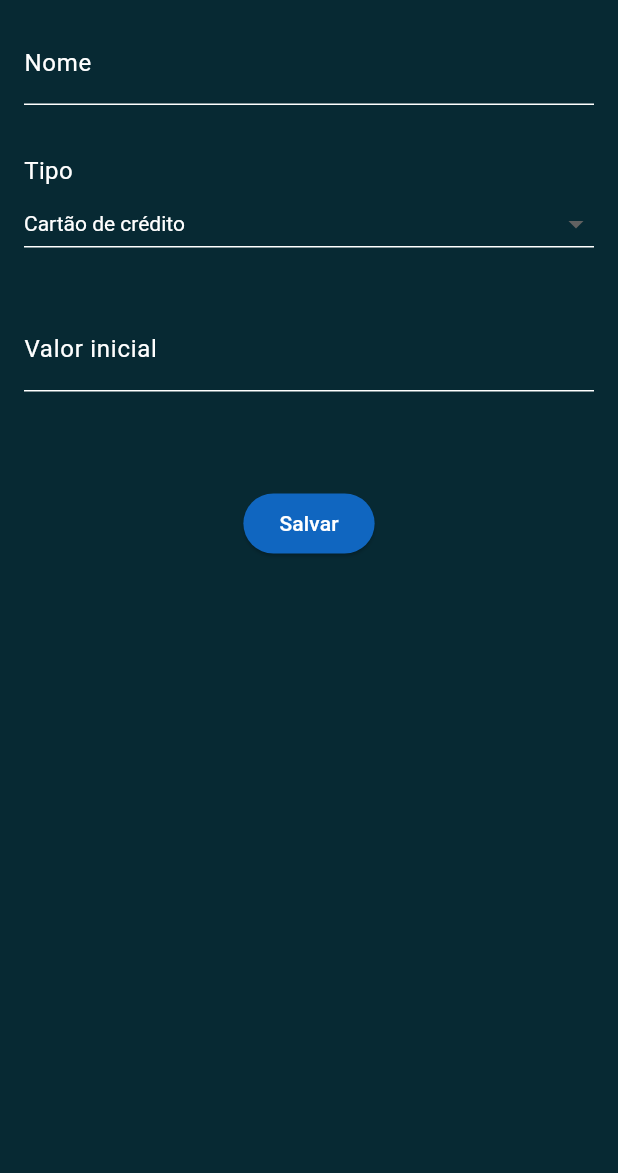
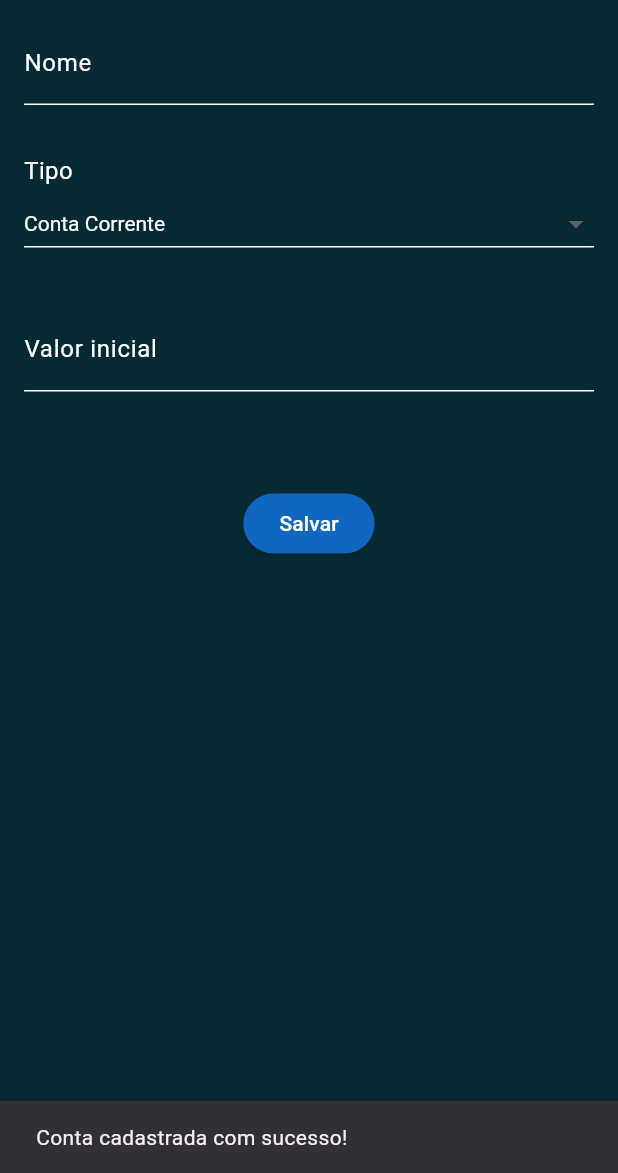
Before and after one commit to InVelop/invelop-app, a Flutter app: the CreateAccountPage screen opened by its route, after a tap on "Salvar", on a phone screen of 412 x 824 dp, the part 63-1236 px from its top. Run offline on Flutter 3.47's test engine with Material 3 defaults, Android fonts, the phone set to English and light mode, and no system bars; our stand-ins replace cloud_firestore, firebase_auth, firebase_core; accounts and stored records are empty.

Commit message:
feat: Add account creation page to save data in Cloud Firestore

```diff
--- a/lib/main.dart
+++ b/lib/main.dart
@@ -10,9 +10,8 @@ import 'firebase_options.dart';
 void main() async {
   WidgetsFlutterBinding.ensureInitialized();
   await Firebase.initializeApp(
-  options: DefaultFirebaseOptions.currentPlatform,
-);
-
+    options: DefaultFirebaseOptions.currentPlatform,
+  );
   runApp(const MainApp());
 }
 
--- a/lib/pages/account/create_account_page.dart
+++ b/lib/pages/account/create_account_page.dart
@@ -1,11 +1,13 @@
 import 'package:flutter/material.dart';
 import 'package:flutter/services.dart';
+import 'package:cloud_firestore/cloud_firestore.dart';
 import 'package:invelop/theme/invelop_colors.dart';
 import 'package:invelop/utils/CurrencyFormat.dart';
 import 'package:invelop/widgets/button/button_widget.dart';
 import 'package:invelop/widgets/inputField/inputField_widget.dart';
 import 'package:invelop/widgets/menuDrawer/menuDrawer_widget.dart';
 import 'package:invelop/widgets/selectField/selectField_widget.dart';
+import 'package:firebase_auth/firebase_auth.dart';
 
 class CreateAccountPage extends StatefulWidget {
   const CreateAccountPage({super.key});
@@ -16,17 +18,48 @@ class CreateAccountPage extends StatefulWidget {
 
 class _CreateAccountPageState extends State<CreateAccountPage> {
   final _form = GlobalKey<FormState>();
+  final TextEditingController nameController = TextEditingController();
+  final TextEditingController initialValueController = TextEditingController();
+  String selectedDropdownValue = "credit_card";
+
   final List<DropdownItem> items = [
-    DropdownItem("Cartão de crédito", "credit_card"),
-    DropdownItem("Cartão de débito", "debit_card"),
-    DropdownItem("Dinheiro", "money"),
-    DropdownItem("Conta poupança", "savings_account"),
-    DropdownItem("Conta corrente", "current_account"),
-    DropdownItem("Corretora de valores", "stock_brokerage"),
+    DropdownItem("Conta Corrente", "/account_type/kBUAiQxs0ZJnyPksepxv"),
+    DropdownItem("Conta poupança", "/account_type/PfEmKK9VM4eg7lCenqAp"),
+    DropdownItem("Cartão de crédito", "/account_type/1St2h7anOBLj71kpxeyt"),
+    DropdownItem("Dinheiro", "/account_type/wuR1bswDsUyLH7qAROZ4")
   ];
 
-  save() {
-    print("Salve");
+  String? getUserUID() {
+    final user = FirebaseAuth.instance.currentUser;
+    return user?.uid;
+  }
+
+  void save() {
+    if (_form.currentState!.validate()) {
+      var userUID = getUserUID();
+      if (userUID == null) {
+        print("Nenhum usuário está logado.");
+        ScaffoldMessenger.of(context).showSnackBar(
+            const SnackBar(content: Text("Nenhum usuário está logado.")));
+        return;
+      }
+
+      var collection = FirebaseFirestore.instance.collection('accounts');
+      collection.add({
+        'name': nameController.text,
+        'account_type': selectedDropdownValue,
+        'balance': initialValueController.text,
+        'user_uid': userUID,
+      }).then((result) {
+        print("Conta cadastrada com sucesso!");
+        ScaffoldMessenger.of(context).showSnackBar(
+            const SnackBar(content: Text("Conta cadastrada com sucesso!")));
+      }).catchError((err) {
+        print("Erro ao cadastrar conta: $err");
+        ScaffoldMessenger.of(context).showSnackBar(
+            SnackBar(content: Text("Erro ao cadastrar conta: $err")));
+      });
+    }
   }
 
   @override
@@ -48,14 +81,19 @@ class _CreateAccountPageState extends State<CreateAccountPage> {
               key: _form,
               child: Column(
                 children: [
-                    const InputFieldWidget(
+                  InputFieldWidget(
+                    controller: nameController,
                     label: "Nome",
                   ),
                   const SizedBox(height: 32),
                   SelectField(
-                        items: items, onChanged: (value) => print(value.value)),
+                    items: items,
+                    onChanged: (value) =>
+                        setState(() => selectedDropdownValue = value.value),
+                  ),
                   const SizedBox(height: 32),
                   InputFieldWidget(
+                    controller: initialValueController,
                     label: "Valor inicial",
                     inputType:
                         const TextInputType.numberWithOptions(decimal: true),
@@ -70,7 +108,8 @@ class _CreateAccountPageState extends State<CreateAccountPage> {
                     onPressed: save,
                   )
                 ],
-                ))),
+              )),
+        ),
       ),
     );
   }
--- a/pubspec.yaml
+++ b/pubspec.yaml
@@ -9,6 +9,7 @@ environment:
 dependencies:
   firebase_auth: ^4.19.4
   firebase_core: ^2.30.1
+  cloud_firestore: ^4.17.3
   flutter:
     sdk: flutter
   flutter_launcher_icons: ^0.13.1
```
Also changed, not shown: pubspec.lock, 4 other files. Lines whose indentation alone changed are shown as unchanged.
